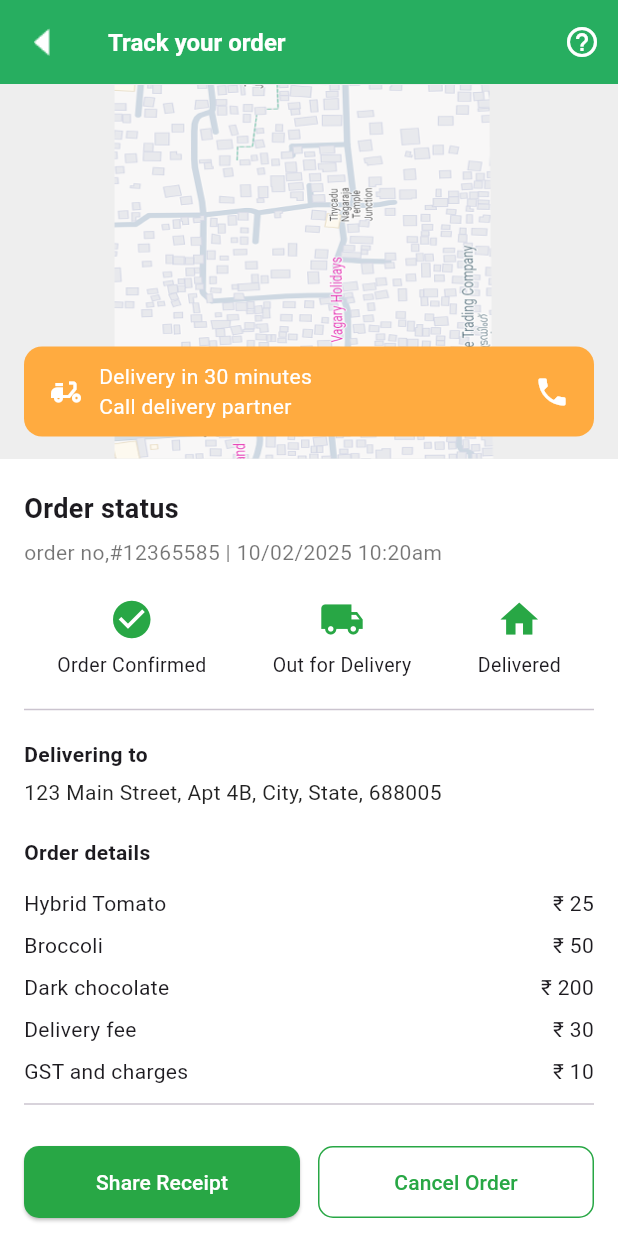
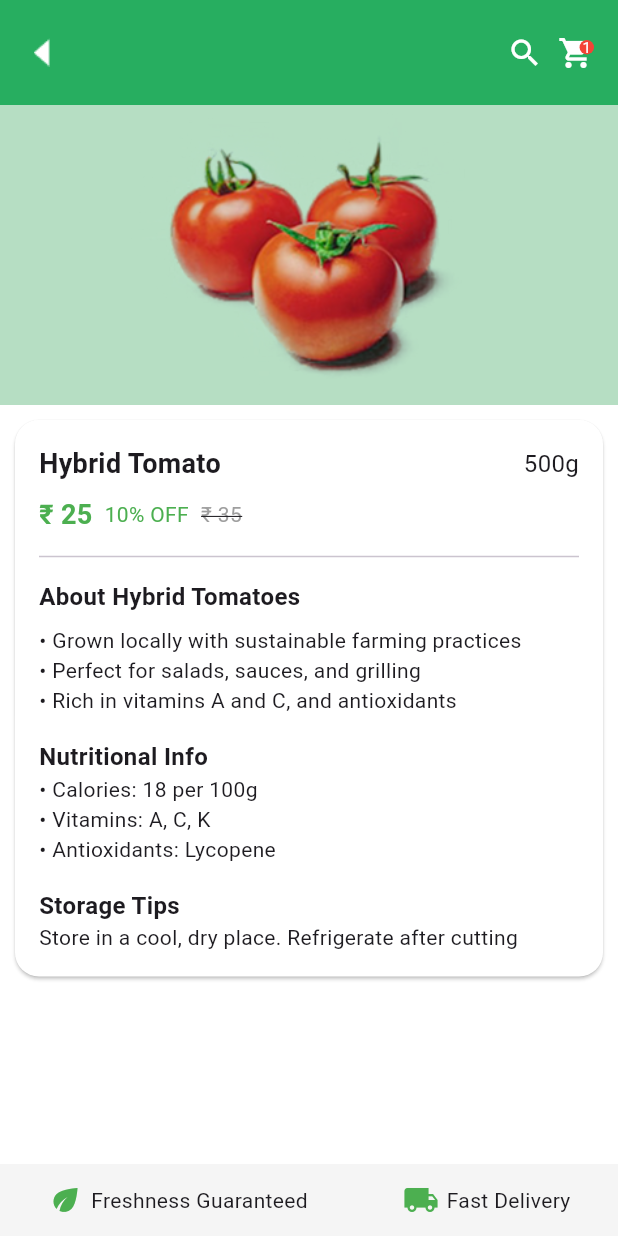
Before and after one commit to pokaktechnologies/supermarket-cust-fe, a Flutter app: the HomePage screen opened directly, after a tap on the "location on" icon, on a phone screen of 412 x 824 dp. Run offline on Flutter 3.47's test engine with Material 3 defaults, Android fonts, the phone set to English and light mode, and no system bars.

Commit message:
product page completed

```diff
--- a/lib/core/themes/app_assets.dart
+++ b/lib/core/themes/app_assets.dart
@@ -55,4 +55,5 @@ class AppAssets {
   static const String vegIcon = 'assets/images/Group 14.png';
 
   static const String mapImg = 'assets/images/map.png';
+  static const String singleImg = 'assets/images/single_img.png';
 }
--- a/lib/views/home/homePage.dart
+++ b/lib/views/home/homePage.dart
@@ -9,6 +9,7 @@ import 'package:supermarket_customer_fe/views/home/recomented_container.dart';
 import 'package:supermarket_customer_fe/views/home/shop_by_category.dart';
 import 'package:supermarket_customer_fe/views/home/top_brands.dart';
 import 'package:supermarket_customer_fe/views/order/order_tracking.dart';
+import 'package:supermarket_customer_fe/views/product/product_page.dart';
 import 'package:supermarket_customer_fe/views/profile/profile_page.dart';
 
 class HomePage extends StatelessWidget {
@@ -30,7 +31,7 @@ class HomePage extends StatelessWidget {
               children: [
                 InkWell(
                   onTap: () {
-                    pushNavigation(context, OrderTracking());
+                    pushNavigation(context, ProductPage());
                   },
                   child: const Icon(
                     Icons.location_on_outlined,
--- /dev/null
+++ b/lib/views/product/product_page.dart
@@ -0,0 +1,172 @@
+import 'package:flutter/material.dart';
+import 'package:supermarket_customer_fe/core/themes/app_assets.dart';
+import 'package:supermarket_customer_fe/core/themes/app_colors.dart';
+import 'package:supermarket_customer_fe/core/utils/navigations.dart';
+
+class ProductPage extends StatefulWidget {
+  const ProductPage({super.key});
+
+  @override
+  State<ProductPage> createState() => _ProductPageState();
+}
+
+class _ProductPageState extends State<ProductPage> {
+  @override
+  Widget build(BuildContext context) {
+    return Scaffold(
+      backgroundColor: Colors.white,
+      appBar: AppBar(
+        backgroundColor: const Color(0xFF27AE60),
+        toolbarHeight: 70,
+        leading: InkWell(
+          onTap: () => popNavigation(context),
+          child: Image.asset(AppAssets.backArrow),
+        ),
+        title: Row(
+          mainAxisAlignment: MainAxisAlignment.end,
+          children: [
+            const Icon(Icons.search, color: Colors.white),
+            const SizedBox(width: 10),
+            Stack(
+              children: [
+                const Icon(Icons.shopping_cart, color: Colors.white),
+                Positioned(
+                  top: 0,
+                  right: 0,
+                  child: Container(
+                    padding: const EdgeInsets.all(2),
+                    decoration: const BoxDecoration(
+                      color: Colors.red,
+                      shape: BoxShape.circle,
+                    ),
+                    child: const Text(
+                      '1',
+                      style: TextStyle(color: Colors.white, fontSize: 10),
+                    ),
+                  ),
+                ),
+              ],
+            ),
+          ],
+        ),
+      ),
+      body: Column(
+        children: [
+          Container(
+            width: double.infinity,
+            color: AppColors.mixedLightGreen,
+            child: Image.asset(
+              AppAssets.singleImg,
+              height: 200,
+              fit: BoxFit.contain,
+            ),
+          ),
+          Card(
+            color: AppColors.white,
+            margin: const EdgeInsets.all(10),
+            shape: RoundedRectangleBorder(
+              borderRadius: BorderRadius.circular(16),
+            ),
+            child: Padding(
+              padding: const EdgeInsets.all(16),
+              child: Column(
+                crossAxisAlignment: CrossAxisAlignment.start,
+                children: [
+                  Row(
+                    mainAxisAlignment: MainAxisAlignment.spaceBetween,
+                    children: [
+                      const Text(
+                        'Hybrid Tomato',
+                        style: TextStyle(
+                          fontSize: 18,
+                          fontWeight: FontWeight.bold,
+                        ),
+                      ),
+                      const Text('500g', style: TextStyle(fontSize: 16)),
+                    ],
+                  ),
+                  const SizedBox(height: 8),
+                  Row(
+                    children: const [
+                      Text(
+                        '₹ 25',
+                        style: TextStyle(
+                          fontSize: 18,
+                          color: Colors.green,
+                          fontWeight: FontWeight.bold,
+                        ),
+                      ),
+                      SizedBox(width: 8),
+                      Text('10% OFF', style: TextStyle(color: Colors.green)),
+                      SizedBox(width: 8),
+                      Text(
+                        '₹ 35',
+                        style: TextStyle(
+                          decoration: TextDecoration.lineThrough,
+                          color: Colors.grey,
+                        ),
+                      ),
+                      Spacer(),
+                      // ElevatedButton(onPressed: () {}, child: Text('Add'))
+                    ],
+                  ),
+                  const Divider(height: 30),
+                  const Text(
+                    'About Hybrid Tomatoes',
+                    style: TextStyle(fontSize: 16, fontWeight: FontWeight.bold),
+                  ),
+                  const SizedBox(height: 8),
+                  const Text(
+                    '• Grown locally with sustainable farming practices',
+                  ),
+                  const Text('• Perfect for salads, sauces, and grilling'),
+                  const Text('• Rich in vitamins A and C, and antioxidants'),
+                  const SizedBox(height: 16),
+                  const Text(
+                    'Nutritional Info',
+                    style: TextStyle(fontSize: 16, fontWeight: FontWeight.bold),
+                  ),
+                  const Text('• Calories: 18 per 100g'),
+                  const Text('• Vitamins: A, C, K'),
+                  const Text('• Antioxidants: Lycopene'),
+                  const SizedBox(height: 16),
+                  const Text(
+                    'Storage Tips',
+                    style: TextStyle(fontSize: 16, fontWeight: FontWeight.bold),
+                  ),
+                  const Text(
+                    'Store in a cool, dry place. Refrigerate after cutting',
+                  ),
+                ],
+              ),
+            ),
+          ),
+          const Spacer(),
+          Container(
+            padding: const EdgeInsets.symmetric(vertical: 12),
+            color: Colors.grey[100],
+            child: Row(
+              mainAxisAlignment: MainAxisAlignment.spaceAround,
+              children: const [
+                Row(
+                  children: [
+                    Icon(Icons.eco, color: Colors.green),
+                    SizedBox(width: 5),
+                    Text('Freshness Guaranteed'),
+                  ],
+                ),
+                Row(
+                  children: [
+                    Icon(Icons.local_shipping, color: Colors.green),
+                    SizedBox(width: 5),
+                    Text('Fast Delivery'),
+                  ],
+                ),
+              ],
+            ),
+          ),
+        ],
+      ),
+    );
+  }
+}
```
Also changed, not shown: assets/images/single_img.png (added).
